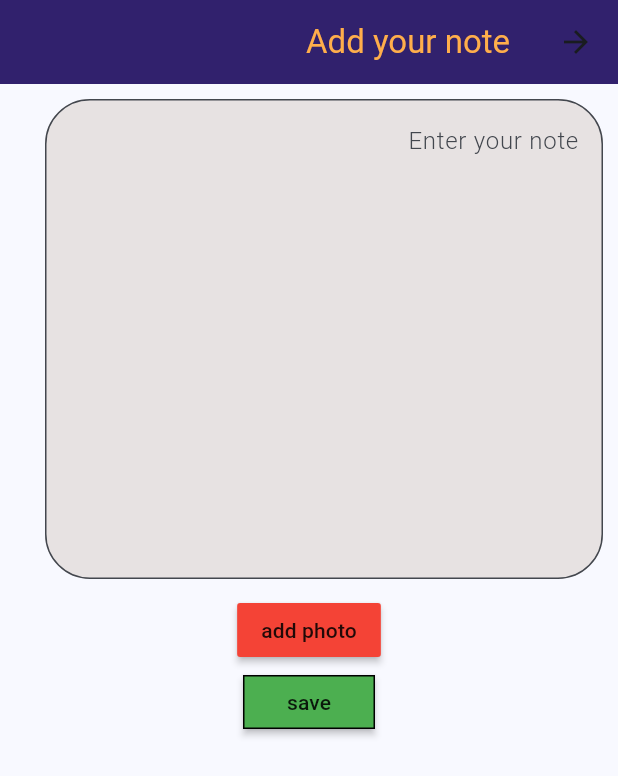
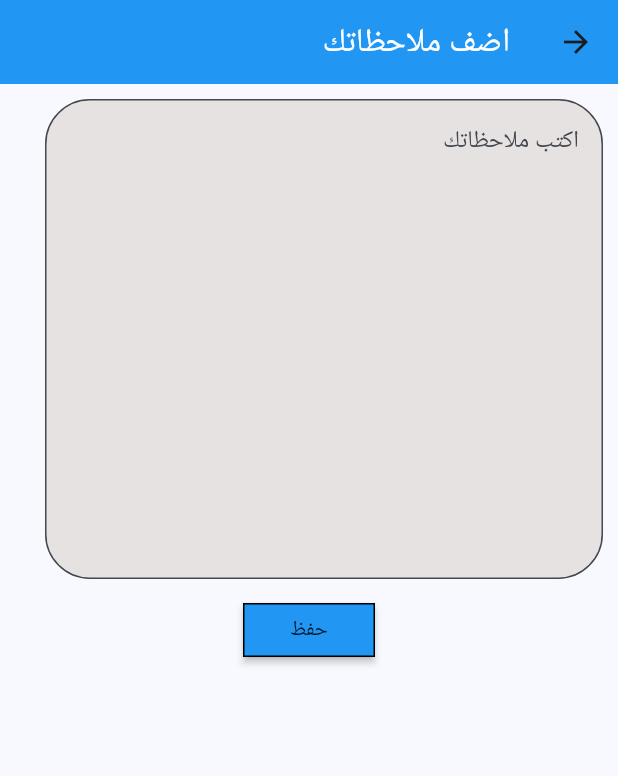
Before and after one commit to EreenyAwny/main, a Flutter app: the AddNoteView screen opened directly, on a phone screen of 412 x 824 dp. Shown: the top 776 px of the screen. Run offline on Flutter 3.47's test engine with Material 3 defaults, Android fonts, the phone set to English and light mode, and no system bars; our stand-ins replace awesome_dialog, bloc, cloud_firestore, connectivity_plus, firebase_auth, firebase_core and 8 more; missing offline and left inert: alert_dialog; accounts and stored records are empty; Roboto replaces fonts that are missing (Tajawal).

Commit message:
add_delete_editNotes

```diff
--- a/analysis_options.yaml
+++ b/analysis_options.yaml
@@ -7,6 +7,9 @@
 
 # The following line activates a set of recommended lints for Flutter apps,
 # packages, and plugins designed to encourage good coding practices.
+analyzer:
+  errors:
+    non_constant_identifier_names: ignore
 include: package:flutter_lints/flutter.yaml
 
 linter:
@@ -23,6 +26,5 @@ linter:
   rules:
     # avoid_print: false  # Uncomment to disable the `avoid_print` rule
     # prefer_single_quotes: true  # Uncomment to enable the `prefer_single_quotes` rule
-
 # Additional information about this file can be found at
 # https://dart.dev/guides/language/analysis-options
--- a/lib/core/constants.dart
+++ b/lib/core/constants.dart
@@ -1,6 +1,7 @@
-import 'dart:ui';
-
 import 'package:flutter/material.dart';
+import 'package:mutamaruna/core/models/note_model/note_model.dart';
 
 Color mainColor = Colors.blue;
 const String slogan = "حوش اللي وقع منك";
+String note_detail = "";
+NoteModel? note_toChange;
--- a/lib/core/helper/get_pages.dart
+++ b/lib/core/helper/get_pages.dart
@@ -3,13 +3,14 @@ import 'package:mutamaruna/categories.dart/daragat2.dart';
 import 'package:mutamaruna/categories.dart/derasetketab/derasetketab.dart';
 import 'package:mutamaruna/categories.dart/derasetketab/derasetketab1.dart';
 import 'package:mutamaruna/categories.dart/elpernameg.dart';
-import 'package:mutamaruna/features/magmoat/presentation/views/magmo3at.dart';
 import 'package:mutamaruna/categories.dart/mo2tamer1dargat/daragatmo2tamer1.dart';
 import 'package:mutamaruna/categories.dart/mo2tamer1dargat/editeldaraga1.dart';
 import 'package:mutamaruna/features/add_groups/presentation/views/add_groups_view.dart';
 import 'package:mutamaruna/features/auth_view/presentation/views/auth_view.dart';
 import 'package:mutamaruna/features/home/presentation/view/home_view.dart';
+import 'package:mutamaruna/features/magmoat/presentation/views/magmo3at.dart';
 import 'package:mutamaruna/features/notes/presentation/views/add_note_view.dart';
+import 'package:mutamaruna/features/notes/presentation/views/edit_note_view.dart';
 import 'package:mutamaruna/features/notes/presentation/views/notes_view.dart';
 import 'package:mutamaruna/features/notes/presentation/views/widgets/notedetails.dart';
 import 'package:mutamaruna/features/splash_view/presentation/views/splash_view.dart';
@@ -30,6 +31,7 @@ abstract class GetPages {
   static const String kAddGroups = "/kAddGroups";
   static const String kSplashView = "/kSplashView";
   static const String kAuth = "/kAuth";
+  static const String kEditNoteView = "/kEditNoteView";
 
   static List<GetPage<dynamic>> getPages = [
     GetPage(
@@ -102,5 +104,10 @@ abstract class GetPages {
       page: () => const AuthView(),
       transition: ktransition,
     ),
+    GetPage(
+      name: kEditNoteView,
+      page: () => const EditNoteView(),
+      transition: ktransition,
+    ),
   ];
 }
--- a/lib/core/hive_api.dart
+++ b/lib/core/hive_api.dart
@@ -1,19 +1,23 @@
 import 'package:hive/hive.dart';
 import 'package:mutamaruna/core/models/groups_model/groups_model.dart';
+import 'package:mutamaruna/core/models/note_model/note_model.dart';
 
 class HiveApi {
   static String grades = "grades";
   static String configrationBox = "configration";
   static String mNum = "kMNum";
+  static String knoteBox = "notes_box";
 
   static String userNamekey = 'userName';
 
   void openBoxes() {
     Hive.openBox(grades);
     Hive.openBox(configrationBox);
+    Hive.openBox<NoteModel>(knoteBox);
   }
 
   void init() {
     Hive.registerAdapter(GroupsDataAdapter());
+    Hive.registerAdapter(NoteModelAdapter());
   }
 }
--- /dev/null
+++ b/lib/core/models/note_model/note_model.dart
@@ -0,0 +1,14 @@
+import 'package:hive/hive.dart';
+
+part 'note_model.g.dart';
+
+@HiveType(typeId: 2)
+class NoteModel extends HiveObject {
+  @HiveField(4)
+  String? namee;
+  @HiveField(5)
+  String? note;
+
+  NoteModel({this.namee, this.note});
+}
+//flutter packages pub run build_runner build
--- a/lib/features/home/presentation/view/home_view.dart
+++ b/lib/features/home/presentation/view/home_view.dart
@@ -1,12 +1,10 @@
 import 'package:flutter/material.dart';
-import 'package:flutter_bloc/flutter_bloc.dart';
 import 'package:get/get_core/get_core.dart';
 import 'package:get/get_navigation/get_navigation.dart';
 import 'package:hive/hive.dart';
 import 'package:mutamaruna/core/constants.dart';
 import 'package:mutamaruna/core/helper/get_pages.dart';
 import 'package:mutamaruna/core/hive_api.dart';
-import 'package:mutamaruna/features/notes/presentation/manager/notes_cubit/notes_cubit.dart';
 import 'package:mutamaruna/features/home/presentation/view/widgets/home_bloc_element.dart';
 
 class HomeView extends StatelessWidget {
@@ -70,7 +68,6 @@ class HomeView extends StatelessWidget {
                   InkWell(
                       onTap: () {
                         Get.toNamed(GetPages.kNotepage);
-                        BlocProvider.of<NotesCubit>(context).getnotes();
                       },
                       child: const HomeBlocElement(title: "📝اكتب ملاحظاتك")),
                   InkWell(
--- a/lib/features/notes/presentation/manager/add_note_cubit/add_note_cubit.dart
+++ b/lib/features/notes/presentation/manager/add_note_cubit/add_note_cubit.dart
@@ -1,34 +1,44 @@
-import 'dart:io';
-
-import 'package:cloud_firestore/cloud_firestore.dart';
-import 'package:firebase_auth/firebase_auth.dart';
-import 'package:firebase_storage/firebase_storage.dart';
 import 'package:flutter_bloc/flutter_bloc.dart';
-import 'package:image_picker/image_picker.dart';
+import 'package:hive/hive.dart';
+import 'package:mutamaruna/core/hive_api.dart';
+import 'package:mutamaruna/core/models/note_model/note_model.dart';
 import 'package:mutamaruna/features/notes/presentation/manager/add_note_cubit/add_note_state.dart';
-import 'package:mutamaruna/core/widgets/User.dart';
-import 'package:path/path.dart';
 
 class AddnoteCubit extends Cubit<AddnotesState> {
   AddnoteCubit() : super(InitialState());
-  File? file;
-  CollectionReference notes = FirebaseFirestore.instance.collection('Notes');
+  addnote(NoteModel note) async {
+    emit(Addloading());
+    try {
+      var notesbox = Hive.box<NoteModel>(HiveApi.knoteBox);
+      await notesbox.add(note);
+      emit(AddSuccess());
+    } catch (e) {
+      emit(Addfailure(erorr: e.toString()));
+    }
+  }
+
+  /* CollectionReference notes = FirebaseFirestore.instance
+      .collection('motamerat')
+      .doc(Hive.box(HiveApi.configrationBox).get(HiveApi.mNum))
+      .collection("notes");
   Future<void> addnote({required String info}) async {
     emit(Addloading());
 
     try {
       await notes.add({
-        "note": info,
-        "image": uri ?? "none",
-        'id': FirebaseAuth.instance.currentUser!.uid
+        "name": Hive.box(HiveApi.configrationBox).get(HiveApi.userNamekey),
+        "note": info
       });
       emit(AddSuccess());
     } catch (e) {
       emit(Addfailure(erorr: "somthing went wrong"));
     }
-  }
+  }*/
+}
 
-  Future<void> putimage() async {
+//,'id':FirebaseAuth.instance.currentUser!.uid
+
+/*Future<void> putimage() async {
     uri = "";
     try {
       final ImagePicker picker = ImagePicker();
@@ -47,7 +57,4 @@ class AddnoteCubit extends Cubit<AddnotesState> {
     } catch (ee) {
       emit(Addfailure(erorr: "somthing went wrong"));
     }
-  }
-}
-
-//,'id':FirebaseAuth.instance.currentUser!.uid
+  }*/
--- a/lib/features/notes/presentation/manager/add_note_cubit/add_note_state.dart
+++ b/lib/features/notes/presentation/manager/add_note_cubit/add_note_state.dart
@@ -10,7 +10,3 @@ class Addfailure extends AddnotesState {
   final String erorr;
   Addfailure({required this.erorr});
 }
-
-class AddimageSuccess extends AddnotesState {}
-
-class Loadingstate extends AddnotesState {}
--- a/lib/features/notes/presentation/manager/edit_note_cubit/editnote_cubit.dart
+++ /dev/null
@@ -1,6 +0,0 @@
-import 'package:flutter_bloc/flutter_bloc.dart';
-import 'package:mutamaruna/features/notes/presentation/manager/edit_note_cubit/editnote_state.dart';
-
-class EditnoteCubit extends Cubit<EditnoteState> {
-  EditnoteCubit() : super(initialState());
-}
--- a/lib/features/notes/presentation/manager/notes_cubit/notes_cubit.dart
+++ b/lib/features/notes/presentation/manager/notes_cubit/notes_cubit.dart
@@ -1,18 +1,33 @@
-import 'package:cloud_firestore/cloud_firestore.dart';
-import 'package:firebase_auth/firebase_auth.dart';
 import 'package:flutter_bloc/flutter_bloc.dart';
+import 'package:hive/hive.dart';
+import 'package:mutamaruna/core/hive_api.dart';
+import 'package:mutamaruna/core/models/note_model/note_model.dart';
 import 'package:mutamaruna/features/notes/presentation/manager/notes_cubit/notes_states.dart';
-import 'package:mutamaruna/core/widgets/User.dart';
 
 class NotesCubit extends Cubit<NotesStates> {
-  NotesCubit() : super(initialstate());
-  Future<void> getnotes() async {
+  NotesCubit() : super(Initialstate());
+  List<NoteModel>? notes;
+  fechAllNotes() {
+    var notesbox = Hive.box<NoteModel>(HiveApi.knoteBox);
+    notes = notesbox.values.toList();
+    emit(StateSuccess());
+  }
+
+  deleteNote(note) {
+    note.delete();
+  }
+/*  Future<void> getnotes() async {
+
     data = [];
     emit(loadingstate());
     try {
       QuerySnapshot allData = await FirebaseFirestore.instance
-          .collection('Notes')
-          .where('id', isEqualTo: FirebaseAuth.instance.currentUser!.uid)
+          .collection('motamerat')
+          .doc(Hive.box(HiveApi.configrationBox).get(HiveApi.mNum))
+          .collection("notes")
+          .where('name',
+              isEqualTo:
+                  Hive.box(HiveApi.configrationBox).get(HiveApi.userNamekey))
           .get();
       data.addAll(allData.docs);
       print("llllllllllllllllllllllllllllllll  ${data.length}");
@@ -24,7 +39,10 @@ class NotesCubit extends Cubit<NotesStates> {
     }
   }
 
-  CollectionReference Category = FirebaseFirestore.instance.collection('Notes');
+  CollectionReference Category = FirebaseFirestore.instance
+      .collection('motamerat')
+      .doc(Hive.box(HiveApi.configrationBox).get(HiveApi.mNum))
+      .collection("notes");
   Future<void> deletedata({required String pass}) {
     emit(loadingstate());
     return Category.doc(pass).delete().then((value) {
@@ -34,5 +52,5 @@ class NotesCubit extends Cubit<NotesStates> {
       print("Failed to delete user: $error");
       emit(failureState());
     });
-  }
+  }*/
 }
--- a/lib/features/notes/presentation/manager/notes_cubit/notes_states.dart
+++ b/lib/features/notes/presentation/manager/notes_cubit/notes_states.dart
@@ -1,6 +1,5 @@
 abstract class NotesStates {}
-class initialstate extends NotesStates {}
-class loadingstate extends NotesStates {}
-class successState extends NotesStates {}
-class failureState extends NotesStates {}
-class deleteSuccess extends NotesStates {}
+
+class Initialstate extends NotesStates {}
+
+class StateSuccess extends NotesStates {}
--- a/lib/features/notes/presentation/views/add_note_view.dart
+++ b/lib/features/notes/presentation/views/add_note_view.dart
@@ -3,33 +3,38 @@ import 'package:flutter/material.dart';
 import 'package:flutter_bloc/flutter_bloc.dart';
 import 'package:get/get_core/get_core.dart';
 import 'package:get/get_navigation/get_navigation.dart';
+import 'package:hive/hive.dart';
+import 'package:mutamaruna/core/constants.dart';
 import 'package:mutamaruna/core/helper/get_pages.dart';
-import 'package:mutamaruna/features/notes/presentation/manager/notes_cubit/notes_cubit.dart';
+import 'package:mutamaruna/core/hive_api.dart';
+import 'package:mutamaruna/core/models/note_model/note_model.dart';
 import 'package:mutamaruna/features/notes/presentation/manager/add_note_cubit/add_note_cubit.dart';
 import 'package:mutamaruna/features/notes/presentation/manager/add_note_cubit/add_note_state.dart';
 
-class AddNoteView extends StatelessWidget {
+class AddNoteView extends StatefulWidget {
   const AddNoteView({super.key});
+  @override
+  State<AddNoteView> createState() => _AddNoteView();
+}
 
+class _AddNoteView extends State<AddNoteView> {
   @override
   Widget build(BuildContext context) {
     String? info;
     bool isloading = false;
-    bool isadded = false;
     GlobalKey<FormState> formState = GlobalKey();
 
-    return BlocConsumer<AddnoteCubit, AddnotesState>(
+    return BlocProvider(
+      create: (context) => AddnoteCubit(),
+      child: BlocConsumer<AddnoteCubit, AddnotesState>(
         listener: (context, state) {
-        if (state is Loadingstate) {
+          if (state is Addloading) {
             isloading = true;
           }
           if (state is AddSuccess) {
             isloading = false;
           }
-        if (state is AddimageSuccess) {
-          isloading = false;
-          isadded = true;
-        }
+
           if (state is Addfailure) {
             isloading = false;
             alert(
@@ -42,10 +47,10 @@ class AddNoteView extends StatelessWidget {
           return Scaffold(
             appBar: AppBar(
               title: const Text(
-              "Add your note",
-              style: TextStyle(color: Color.fromARGB(255, 255, 174, 75)),
+                "اضف ملاحظاتك",
+                style: TextStyle(color: Colors.white),
               ),
-            backgroundColor: const Color.fromARGB(255, 49, 33, 109),
+              backgroundColor: mainColor,
             ),
             body: isloading == true
                 ? const Center(child: CircularProgressIndicator())
@@ -56,7 +61,8 @@ class AddNoteView extends StatelessWidget {
                         Form(
                           key: formState,
                           child: Container(
-                            padding: const EdgeInsets.fromLTRB(30, 10, 10, 10),
+                              padding:
+                                  const EdgeInsets.fromLTRB(30, 10, 10, 10),
                               child: Column(
                                   mainAxisAlignment:
                                       MainAxisAlignment.spaceEvenly,
@@ -73,45 +79,47 @@ class AddNoteView extends StatelessWidget {
                                             fillColor: const Color.fromARGB(
                                                 255, 231, 226, 226),
                                             filled: true,
-                                          hintText: "Enter your note",
+                                            hintText: "اكتب ملاحظاتك",
                                             hintStyle: const TextStyle(
                                               fontWeight: FontWeight.w300,
                                             )),
+                                        onSaved: (newValue) {
+                                          info = newValue;
+                                        },
                                         validator: (value) {
-                                        info = value;
+                                          if (value == null) {
+                                            return "please enter your note";
+                                          } else {
                                             return null;
+                                          }
                                         },
                                       ),
                                     ),
                                   ])),
                         ),
                         MaterialButton(
-                        onPressed: () {
-                          isloading = true;
-                          BlocProvider.of<AddnoteCubit>(context).putimage();
-                        },
-                        color: isadded == false ? Colors.red : Colors.green,
-                        child: const Text("add photo"),
-                      ),
-                      MaterialButton(
-                        color: Colors.green,
+                          color: mainColor,
                           onPressed: () {
                             if (formState.currentState!.validate()) {
                               formState.currentState!.save();
+                              var notemodel = NoteModel(
+                                  namee: Hive.box(HiveApi.configrationBox)
+                                      .get(HiveApi.userNamekey),
+                                  note: info);
                               BlocProvider.of<AddnoteCubit>(context)
-                                .addnote(info: info!);
+                                  .addnote(notemodel);
                               Get.toNamed(GetPages.kNotepage);
-                            BlocProvider.of<NotesCubit>(context).getnotes();
                             }
                           },
                           shape: Border.all(),
-                        child: const Text("save"),
+                          child: const Text("حفظ"),
                         ),
                       ],
                     ),
                   ),
           );
         },
+      ),
     );
   }
 }
```
Also changed, not shown: lib/features/notes/presentation/manager/edit_note_cubit/editnote_state.dart (deleted, +0 -11 lines), lib/features/notes/presentation/views/edit_note_view.dart (+17 -27 lines), lib/features/notes/presentation/views/notes_view.dart (+31 -47 lines), lib/features/notes/presentation/views/widgets/notedetails.dart (+4 -11 lines), lib/main.dart (+6 -1 lines), lib/core/models/note_model/note_model.g.dart (added). Lines whose indentation alone changed are shown as unchanged.
